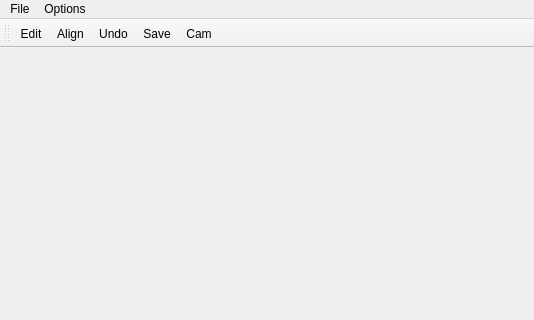
Old version of the form src/vrmain.ui in the repository AjayLimaye/lasVR; both pictures show x 0 to 534 and y 0 to 320 of the 534 by 574 pixel window.
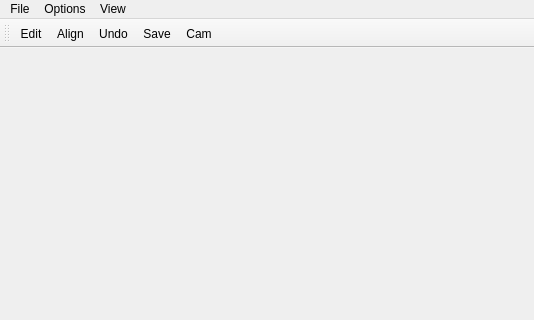
New version of the form.

Diff of the .ui file:
```diff
--- a/src/vrmain.ui
+++ b/src/vrmain.ui
@@ -41,8 +41,14 @@
     <addaction name="separator"/>
     <addaction name="actionVRMode"/>
    </widget>
+   <widget class="QMenu" name="menuView">
+    <property name="title">
+     <string>View</string>
+    </property>
+   </widget>
    <addaction name="menuFile"/>
    <addaction name="menuOptions"/>
+   <addaction name="menuView"/>
   </widget>
   <widget class="QStatusBar" name="statusbar"/>
   <widget class="QToolBar" name="toolBar">
```
